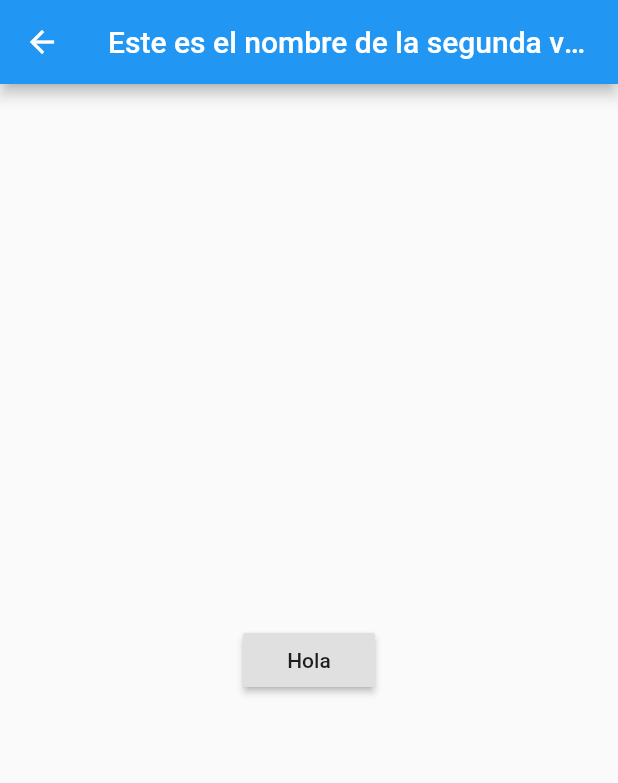
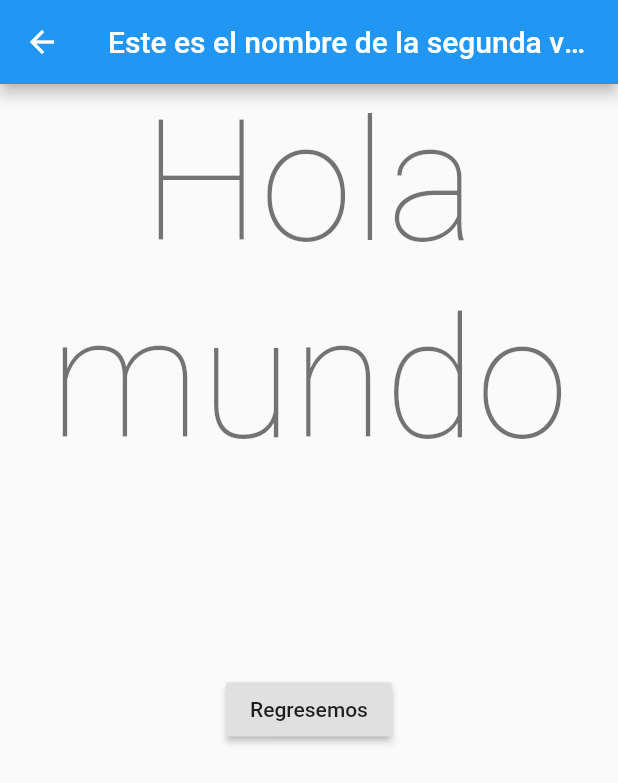
Before and after one commit to arielmerin/firstFlutter, a Flutter app: the screen it shows after launch, after a tap on "Textoo", on a phone screen of 412 x 824 dp. Shown: the top 783 px of the screen. Run offline on Flutter 3.47's test engine with Material 2 defaults, Android fonts, the light colour scheme and no system bars.

Commit message:
Enviando datos entre ventanas
Cómo pedir de otro lado las cosas y luego usar esos datos en otra ventana

```diff
--- a/ventanitas/ventanitas/lib/main.dart
+++ b/ventanitas/ventanitas/lib/main.dart
@@ -18,6 +18,7 @@ class MyApp extends StatelessWidget{
 }
 
 class First extends StatelessWidget{
+    TextEditingController _controller = TextEditingController();
   @override
   Widget build(BuildContext context) {
     // TODO: implement build
@@ -27,13 +28,18 @@ class First extends StatelessWidget{
                 title: Text("Este debería ser un primer ejemplo"),
             ),
             body: Container(
-                child: Row(
+                child: Column(
                     children: <Widget>[
                         Text('Ola morros'),
+                        TextField(
+                            enabled: true,
+                            maxLength: 20,
+                            controller: _controller,
+                        ),
                         RaisedButton(
                             child: Text('Textoo'),
                             onPressed: (){
-                                Navigator.push(context, MaterialPageRoute(builder: (context) => Second()));
+                                Navigator.push(context, MaterialPageRoute(builder: (context) => Second(msj: _controller.text,)));
                             },
                         )
                     ],
--- a/ventanitas/ventanitas/lib/second.dart
+++ b/ventanitas/ventanitas/lib/second.dart
@@ -1,6 +1,9 @@
 import 'package:flutter/material.dart';
+import 'package:flutter/painting.dart';
 
 class Second extends StatelessWidget{
+	Second({@required this.msj}):super();
+	String msj = "";
   @override
   Widget build(BuildContext context) {
     // TODO: implement build
@@ -8,8 +11,11 @@ class Second extends StatelessWidget{
 		appBar: AppBar(
 			title: Text("Este es el nombre de la segunda ventana"),
 		),
-		  body: Center(
-			  child: RaisedButton(child: Text("Hola"),onPressed:(){Navigator.pop(context);}),
+		  body: Column(
+			  children: <Widget>[
+			  	Text("Hola mundo\n$msj", style: Theme.of(context).textTheme.headline1, textAlign: TextAlign.center,),
+				  RaisedButton(child: Text("Regresemos"),onPressed:(){Navigator.pop(context);})
+			  ],
 		  ),
 	  );
   }
```
